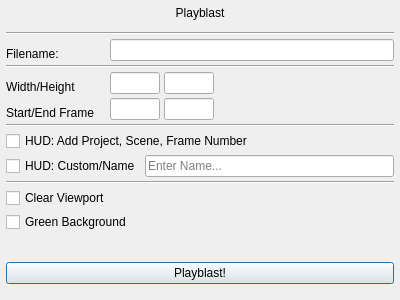
First picture: the form in src/calabash/scripts/calabash/views/UI/playblast.ui, repository thomasjmoore/Calabash-Tools, before the edit.
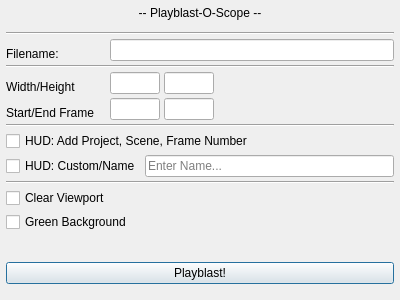
Second picture: the form after the edit.

Commit message: Playblast now restores Show settings

```diff
--- a/src/calabash/scripts/calabash/views/UI/playblast.ui
+++ b/src/calabash/scripts/calabash/views/UI/playblast.ui
@@ -54,7 +54,7 @@
        <item>
         <widget class="QLabel" name="title_lbl">
          <property name="text">
-          <string>Playblast</string>
+          <string>-- Playblast-O-Scope --</string>
          </property>
          <property name="alignment">
           <set>Qt::AlignCenter</set>
```
Left out of the diff: 2 changed lines with no effect on the pictures. The commit also changes 5 other files.
